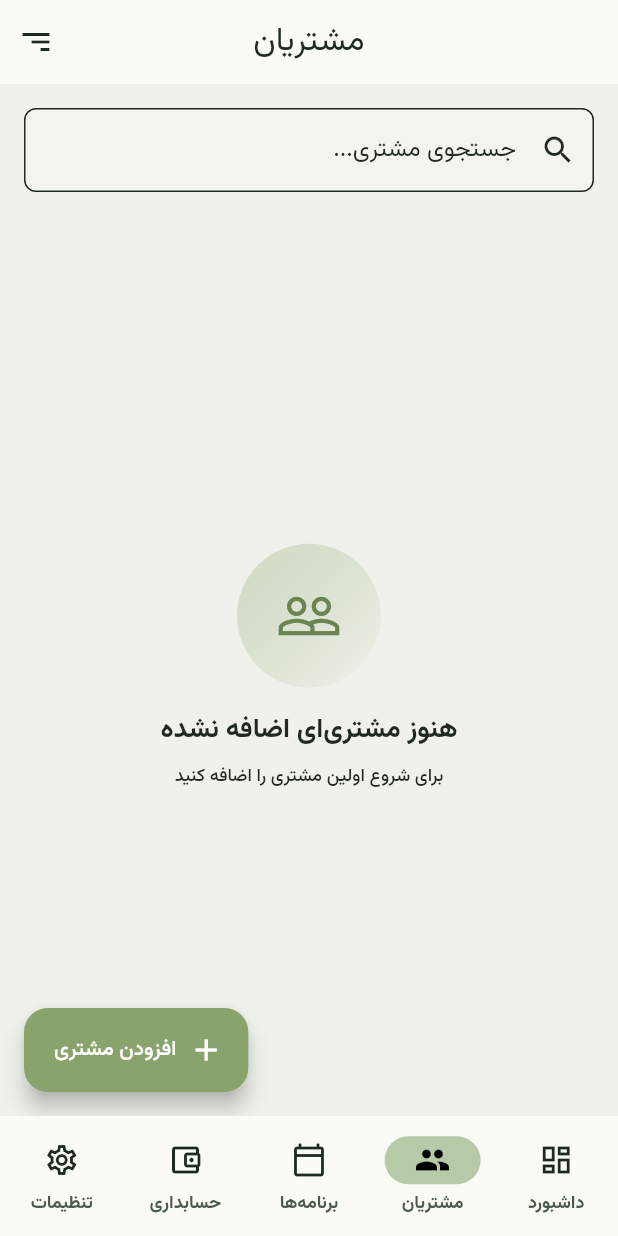
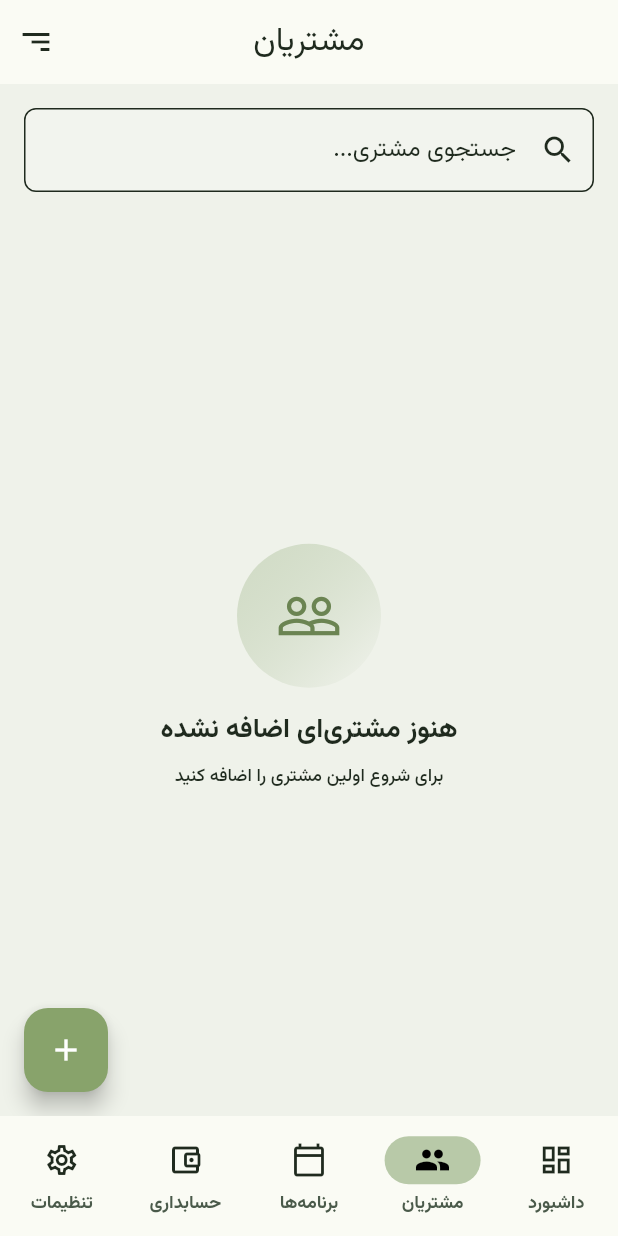
Before and after one commit to nima91ir/procalendar-, a Flutter app: the screen it shows after launch, after a tap on an icon or button, on a phone screen of 412 x 824 dp. Run offline on Flutter 3.47's test engine with Material 3 defaults, Android fonts, the phone set to English and light mode, and no system bars; our stand-ins replace drift, flutter_riverpod, shamsi_date; missing offline and left inert: dart:html; accounts and stored records are empty; generated files the repository leaves out were written again.

Commit message:
fix(ui): compact circular FABs and clear list bottom padding on all tab screens
Replace the four FloatingActionButton.extended pills (clients/templates/
tags/accounting) with compact circular icon FABs (labels moved to tooltips,
heroTags kept) and give each list 88px of bottom padding so the last
card/row actions are never hidden behind the FAB.

```diff
--- a/fitness_trainer_app/lib/features/accounting/presentation/accounting_screen.dart
+++ b/fitness_trainer_app/lib/features/accounting/presentation/accounting_screen.dart
@@ -137,15 +137,17 @@ class _AccountingScreenState extends ConsumerState<AccountingScreen> {
           ),
         ],
       ),
-      floatingActionButton: FloatingActionButton.extended(
+      floatingActionButton: FloatingActionButton(
+        tooltip: s.addTransaction,
         onPressed: _addTransaction,
-        icon: const Icon(Icons.add),
-        label: Text(s.addTransaction),
+        child: const Icon(Icons.add),
       ),
       body: RefreshIndicator(
         onRefresh: () async => ref.invalidateAppData(),
         child: ListView(
-          padding: const EdgeInsets.all(AppSpacing.lg),
+          // Bottom padding clears the floating FAB so the last ledger row is
+          // not hidden behind it.
+          padding: const EdgeInsets.fromLTRB(AppSpacing.lg, AppSpacing.lg, AppSpacing.lg, 88),
           children: [
             AppCard(
               padding: const EdgeInsets.all(AppSpacing.lg),
--- a/fitness_trainer_app/lib/features/clients/presentation/clients_screen.dart
+++ b/fitness_trainer_app/lib/features/clients/presentation/clients_screen.dart
@@ -356,7 +356,9 @@ class _ClientsScreenState extends ConsumerState<ClientsScreen> {
                       : AppEmptyState(icon: Icons.search_off, title: s.noResults, subtitle: s.noResultsSubtitle);
                 }
                 return ListView.builder(
-                  padding: const EdgeInsets.symmetric(horizontal: AppSpacing.lg),
+                  // Bottom padding clears the floating FAB so the last card's
+                  // actions (bonus steppers, calendar, ⋮ menu) are never hidden.
+                  padding: const EdgeInsets.fromLTRB(AppSpacing.lg, 0, AppSpacing.lg, 88),
                   itemCount: visibleClients.length,
                   itemBuilder: (context, index) {
                     final client = visibleClients[index];
@@ -417,11 +419,11 @@ class _ClientsScreenState extends ConsumerState<ClientsScreen> {
           ),
         ],
       ),
-      floatingActionButton: FloatingActionButton.extended(
+      floatingActionButton: FloatingActionButton(
         heroTag: 'clientsFab',
+        tooltip: s.addClient,
         onPressed: () => Navigator.pushNamed(context, AppRoutes.addClient),
-        icon: const Icon(Icons.add),
-        label: Text(s.addClient),
+        child: const Icon(Icons.add),
       ),
     );
   }
--- a/fitness_trainer_app/lib/features/tags/presentation/tags_screen.dart
+++ b/fitness_trainer_app/lib/features/tags/presentation/tags_screen.dart
@@ -33,7 +33,9 @@ class _TagsScreenState extends ConsumerState<TagsScreen> {
             return AppEmptyState(icon: Icons.label_outline, title: s.noTagsDefined, subtitle: s.noTagsDefinedSubtitle);
           }
           return ListView.builder(
-            padding: const EdgeInsets.all(AppSpacing.lg),
+            // Bottom padding clears the floating FAB so the last tag row is
+            // not hidden behind it.
+            padding: const EdgeInsets.fromLTRB(AppSpacing.lg, AppSpacing.lg, AppSpacing.lg, 88),
             itemCount: tags.length,
             itemBuilder: (context, index) {
               final tag = tags[index];
@@ -82,11 +84,11 @@ class _TagsScreenState extends ConsumerState<TagsScreen> {
           );
         },
       ),
-      floatingActionButton: FloatingActionButton.extended(
+      floatingActionButton: FloatingActionButton(
         heroTag: 'tagsFab',
+        tooltip: s.newTag,
         onPressed: () => _showAddDialog(context),
-        icon: const Icon(Icons.add),
-        label: Text(s.newTag),
+        child: const Icon(Icons.add),
       ),
     );
   }
--- a/fitness_trainer_app/lib/features/templates/presentation/templates_screen.dart
+++ b/fitness_trainer_app/lib/features/templates/presentation/templates_screen.dart
@@ -27,7 +27,9 @@ class TemplatesScreen extends ConsumerWidget {
             return AppEmptyState(icon: Icons.fitness_center, title: s.noTemplatesTitle, subtitle: s.noTemplatesSubtitle);
           }
           return ListView.builder(
-            padding: const EdgeInsets.all(AppSpacing.lg),
+            // Bottom padding clears the floating FAB so the last card is not
+            // hidden behind it.
+            padding: const EdgeInsets.fromLTRB(AppSpacing.lg, AppSpacing.lg, AppSpacing.lg, 88),
             itemCount: templates.length,
             itemBuilder: (context, index) {
               final template = templates[index];
@@ -101,13 +103,13 @@ class TemplatesScreen extends ConsumerWidget {
           );
         },
       ),
-      floatingActionButton: FloatingActionButton.extended(
+      floatingActionButton: FloatingActionButton(
         heroTag: 'templatesFab',
+        tooltip: s.addTemplate,
         onPressed: () {
           Navigator.pushNamed(context, AppRoutes.addTemplate);
         },
-        icon: const Icon(Icons.add),
-        label: Text(s.addTemplate),
+        child: const Icon(Icons.add),
       ),
     );
   }
```
Also changed, not shown: 1 other file.
